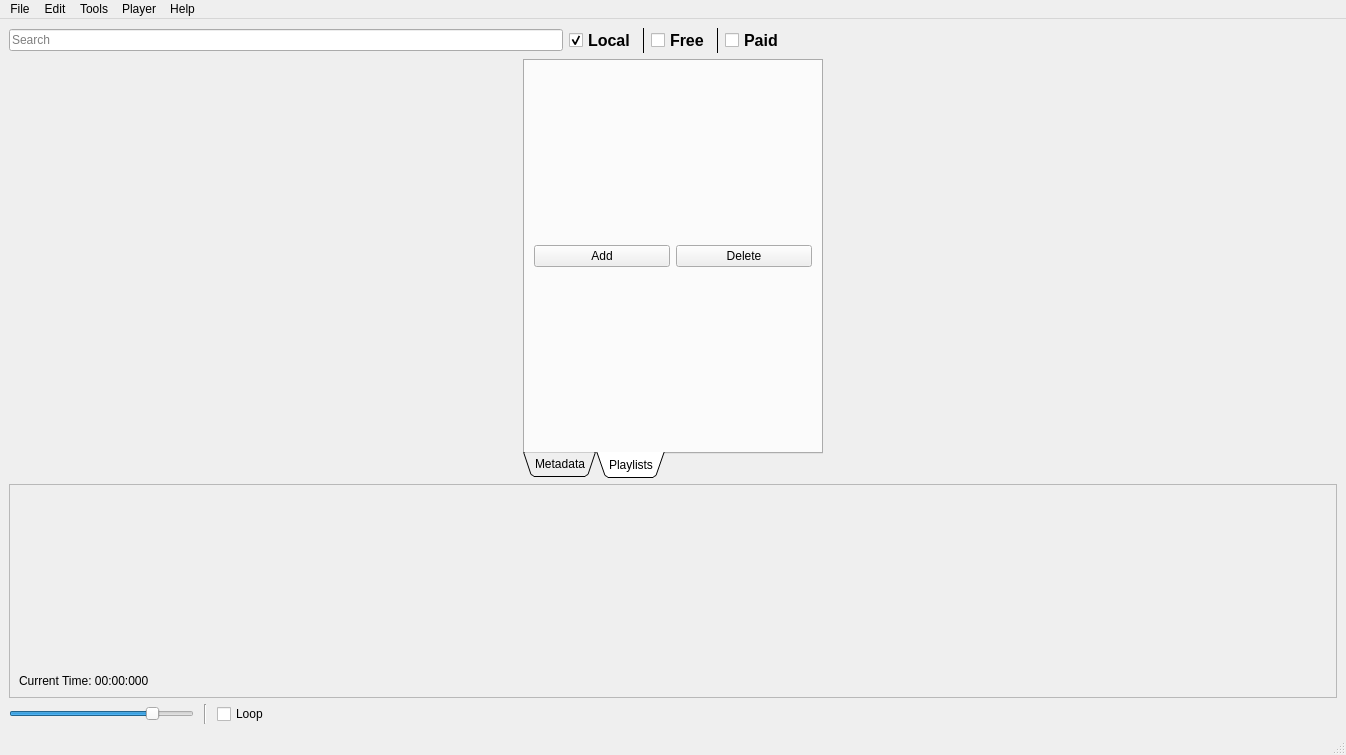
Qt form Soundexy/GUI/DesignerFiles/Gui.ui (smithbro2115/Soundexy) before a commit.
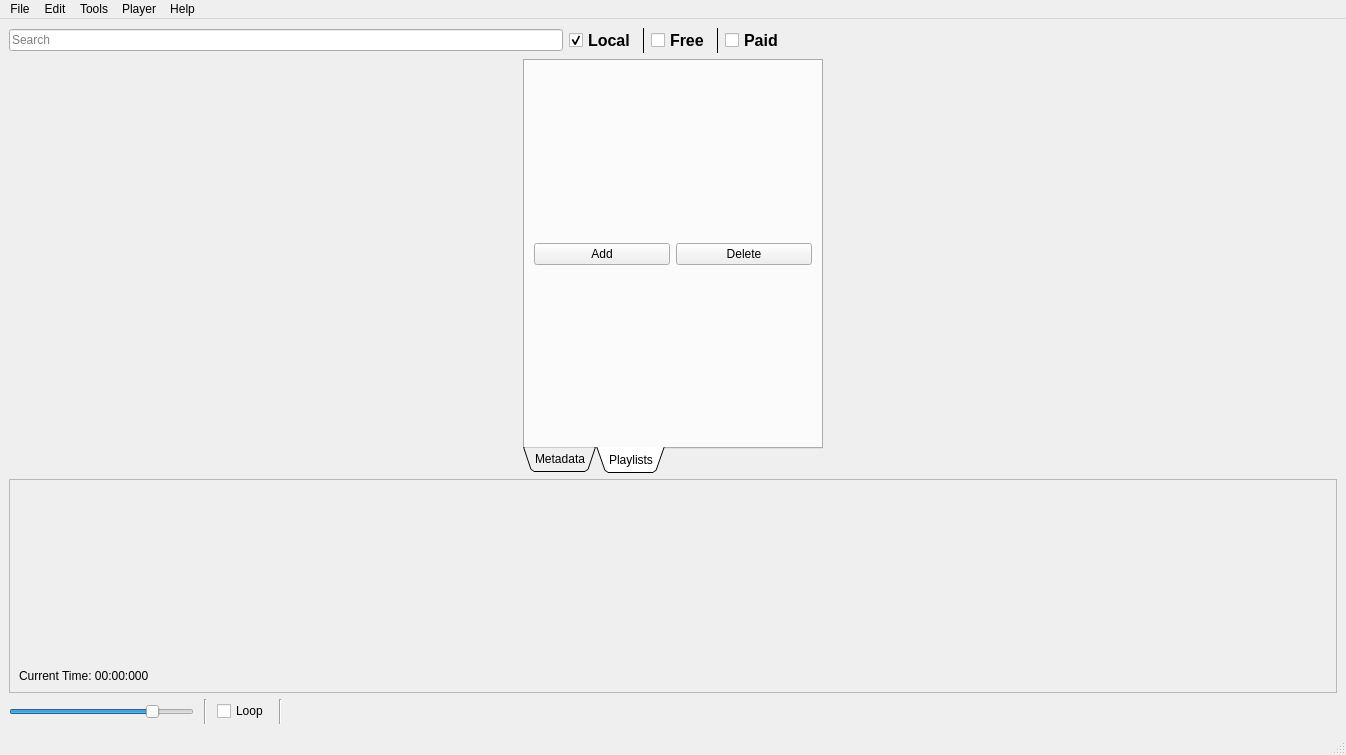
The same form after that commit. Icons and pictures are not drawn.

```diff
--- a/Soundexy/GUI/DesignerFiles/Gui.ui
+++ b/Soundexy/GUI/DesignerFiles/Gui.ui
@@ -361,6 +361,22 @@
       <property name="horizontalSpacing">
        <number>10</number>
       </property>
+      <item row="0" column="5">
+       <spacer name="verticalSpacer">
+        <property name="orientation">
+         <enum>Qt::Vertical</enum>
+        </property>
+        <property name="sizeType">
+         <enum>QSizePolicy::Fixed</enum>
+        </property>
+        <property name="sizeHint" stdset="0">
+         <size>
+          <width>20</width>
+          <height>25</height>
+         </size>
+        </property>
+       </spacer>
+      </item>
       <item row="0" column="0">
        <widget class="QSlider" name="volumeSlider">
         <property name="maximumSize">
@@ -376,10 +392,10 @@
          <string notr="true"/>
         </property>
         <property name="maximum">
-         <number>100</number>
+         <number>125</number>
         </property>
         <property name="value">
-         <number>80</number>
+         <number>100</number>
         </property>
         <property name="orientation">
          <enum>Qt::Horizontal</enum>
@@ -403,7 +419,14 @@
         </property>
        </widget>
       </item>
-      <item row="0" column="3">
+      <item row="0" column="7">
+       <widget class="QLabel" name="messageLabel">
+        <property name="text">
+         <string/>
+        </property>
+       </widget>
+      </item>
+      <item row="0" column="6">
        <spacer name="horizontalSpacer_2">
         <property name="orientation">
          <enum>Qt::Horizontal</enum>
@@ -417,9 +440,16 @@
        </spacer>
       </item>
       <item row="0" column="4">
-       <widget class="QLabel" name="messageLabel">
-        <property name="text">
-         <string/>
+       <layout class="QHBoxLayout" name="selectedChannelsLayout">
+        <property name="spacing">
+         <number>0</number>
+        </property>
+       </layout>
+      </item>
+      <item row="0" column="3">
+       <widget class="Line" name="line_4">
+        <property name="orientation">
+         <enum>Qt::Vertical</enum>
         </property>
        </widget>
       </item>
```
